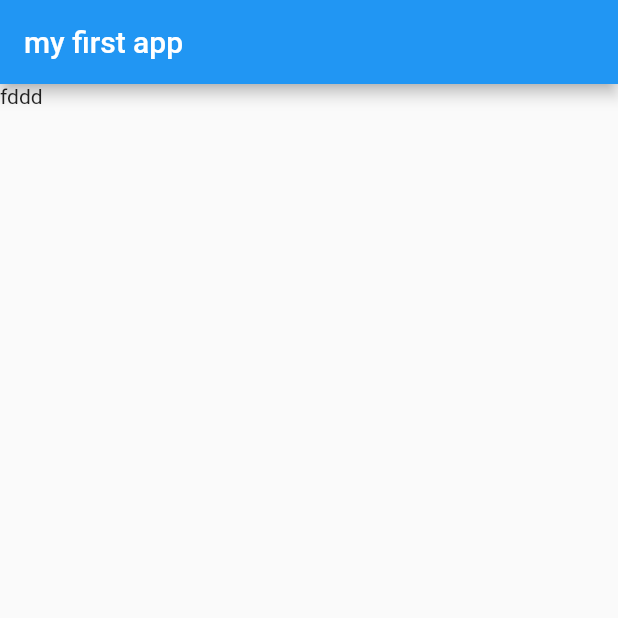
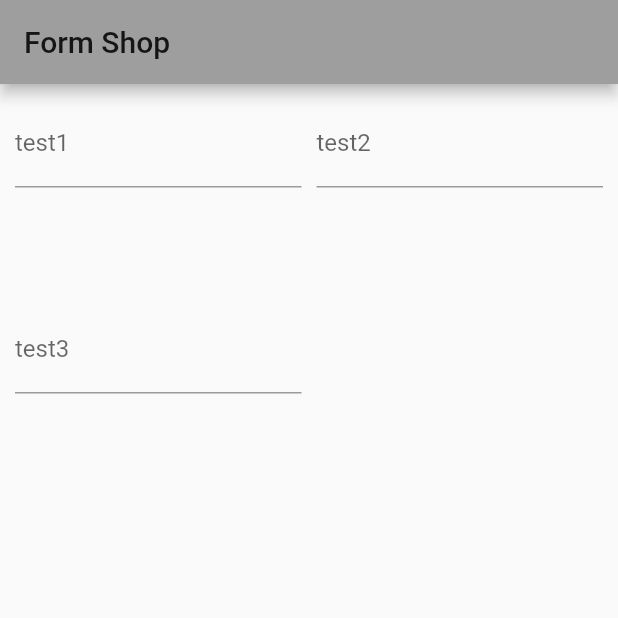
Before and after one commit to christhirst/front, a Flutter app: the screen it shows after launch, on a phone screen of 412 x 824 dp, the top half of it. Run offline on Flutter 3.47's test engine with Material 2 defaults, Android fonts, the phone set to English and light mode, and no system bars.

Commit message:
first attempt

```diff
--- a/lib/main.dart
+++ b/lib/main.dart
@@ -1,5 +1,6 @@
 import 'package:flutter/material.dart';
-import './question.dart';
+
+import './screens/form_overview_screen.dart';
 
 void main() {
   runApp(MyApp());
@@ -17,12 +18,11 @@ class MyAppState extends State<MyApp> {
   @override
   Widget build(BuildContext context) {
     return MaterialApp(
-      home: Scaffold(
-        appBar: AppBar(
-          title: Text('my first app'),
-        ),
-        body: Text("fddd"),
+      title: 'MyForms',
+      theme: ThemeData(
+        primarySwatch: Colors.grey,
       ),
+      home: FormOverviewScreen(),
     );
   }
 }
--- /dev/null
+++ b/lib/models/DemandForm.dart
@@ -0,0 +1,19 @@
+import 'package:flutter/foundation.dart';
+
+class DemandForm {
+  final String id;
+  final String title;
+  final String description;
+  final double price;
+  final String url;
+  int fields;
+  bool isFavorite;
+
+  DemandForm(
+      {@required this.id,
+      @required this.title,
+      @required this.description,
+      this.price,
+      this.url,
+      this.isFavorite});
+}
--- a/lib/question.dart
+++ /dev/null
@@ -1,12 +0,0 @@
-import 'package:flutter/material.dart';
-
-class Question extends StatelessWidget {
-  final String questionText;
-
-  Question(this.questionText);
-
-  @override
-  Widget build(BuildContext context) {
-    return Test();
-  }
-}
--- /dev/null
+++ b/lib/screens/form_overview_screen.dart
@@ -0,0 +1,29 @@
+import 'package:flutter/material.dart';
+import '../models/DemandForm.dart';
+import '../widgets/form_item.dart';
+
+class FormOverviewScreen extends StatelessWidget {
+  final List<DemandForm> loadedProducts = [
+    DemandForm(id: "1", title: "Eins", description: "test1"),
+    DemandForm(id: "2", title: "Zwei", description: "test2"),
+    DemandForm(id: "3", title: "Drei", description: "test3")
+  ];
+
+  @override
+  Widget build(BuildContext context) {
+    return Scaffold(
+      appBar: AppBar(title: Text('Form Shop')),
+      body: GridView.builder(
+        padding: const EdgeInsets.all(10.0),
+        itemCount: loadedProducts.length,
+        itemBuilder: (ctx, i) => FormItem(loadedProducts[i].id,
+            loadedProducts[i].title, loadedProducts[i].description),
+        gridDelegate: SliverGridDelegateWithFixedCrossAxisCount(
+            crossAxisCount: 2,
+            childAspectRatio: 3 / 2,
+            crossAxisSpacing: 10,
+            mainAxisSpacing: 10),
+      ),
+    );
+  }
+}
--- /dev/null
+++ b/lib/widgets/form_item.dart
@@ -0,0 +1,18 @@
+import 'package:flutter/material.dart';
+import 'package:front/models/DemandForm.dart';
+
+class FormItem extends StatelessWidget {
+  final String id;
+  final String title;
+  final String description;
+  FormItem(this.id, this.title, this.description);
+
+  @override
+  Widget build(BuildContext context) {
+    return GridTile(
+      child: TextFormField(
+        decoration: InputDecoration(labelText: description),
+      ),
+    );
+  }
+}
```
